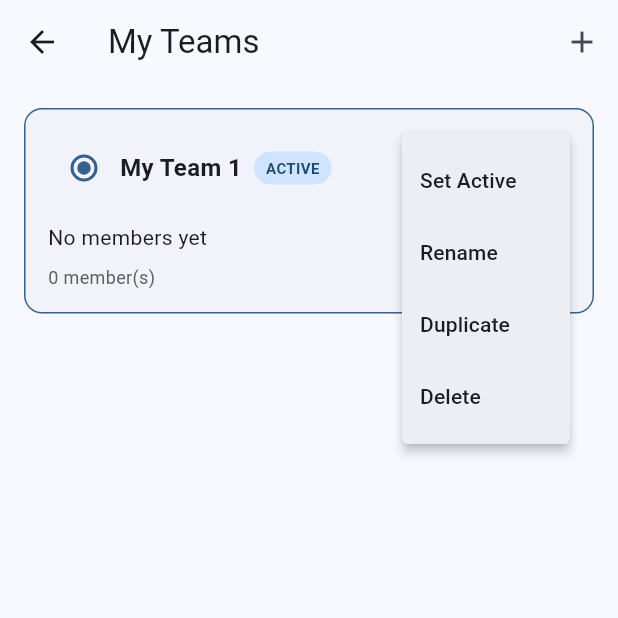
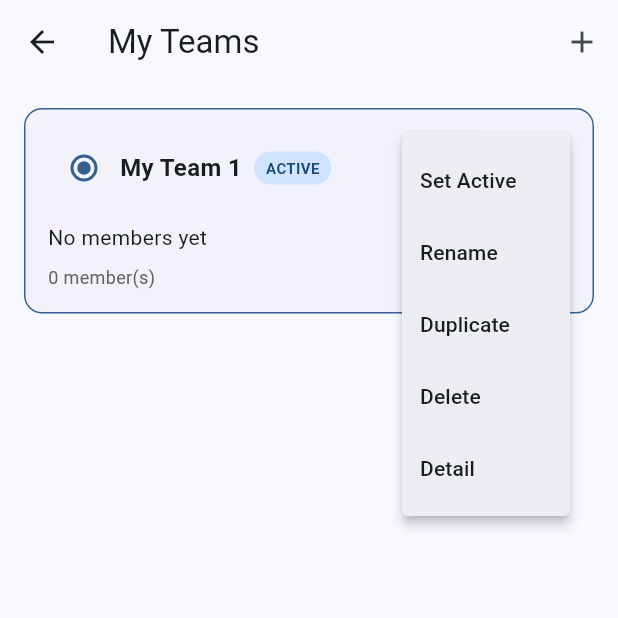
Before and after one commit to 0xOat/teambuilder_app, a Flutter app: the screen it shows after launch, after a tap on the "group" icon, after a tap on the "add" icon, after a tap on the "more vert" icon, on a phone screen of 412 x 824 dp, the top half of it. Run offline on Flutter 3.47's test engine with Material 3 defaults, Android fonts, the phone set to English and light mode, and no system bars; our stand-ins replace cached_network_image, get, get_storage; network calls fail.

Commit message:
feat: show team detail

```diff
--- a/lib/pages/team_builder_page.dart
+++ b/lib/pages/team_builder_page.dart
@@ -5,6 +5,7 @@ import '../models/pokemon.dart';
 import '../models/pokemon_team.dart';
 import '../widgets/pokemon_card.dart';
 import '../widgets/team_card.dart';
+import '../widgets/team_detail.dart';
 
 class TeamBuilderPage extends GetView<PokemonController> {
   const TeamBuilderPage({super.key});
@@ -177,6 +178,7 @@ class TeamBuilderPage extends GetView<PokemonController> {
           onRename: () => _showRenameDialog(team: list[i]),
           onDuplicate: () => controller.duplicateTeam(list[i]),
           onDelete: () => _confirmDelete(list[i]),
+          onDetail: () => _showDetailTeam(list[i]),
         ),
       );
     });
@@ -218,4 +220,8 @@ class TeamBuilderPage extends GetView<PokemonController> {
       ],
     ));
   }
+
+  void _showDetailTeam(PokemonTeam team) {
+    Get.to(() => TeamDetailPage(team: team));
+  }
 }
--- a/lib/widgets/team_card.dart
+++ b/lib/widgets/team_card.dart
@@ -11,6 +11,7 @@ class TeamCard extends StatelessWidget {
     required this.onRename,
     required this.onDuplicate,
     required this.onDelete,
+    required this.onDetail,
   });
 
   final PokemonTeam team;
@@ -19,6 +20,7 @@ class TeamCard extends StatelessWidget {
   final VoidCallback onRename;
   final VoidCallback onDuplicate;
   final VoidCallback onDelete;
+  final VoidCallback onDetail;
 
   @override
   Widget build(BuildContext context) {
@@ -90,6 +92,9 @@ class TeamCard extends StatelessWidget {
                         case 'delete':
                           onDelete();
                           break;
+                        case 'detail':
+                          onDetail();
+                          break;
                       }
                     },
                     itemBuilder: (_) => const [
@@ -97,6 +102,7 @@ class TeamCard extends StatelessWidget {
                       PopupMenuItem(value: 'rename', child: Text('Rename')),
                       PopupMenuItem(value: 'duplicate', child: Text('Duplicate')),
                       PopupMenuItem(value: 'delete', child: Text('Delete')),
+                      PopupMenuItem(value: 'detail', child: Text('Detail')),
                     ],
                   )
                 ],
```
Also changed, not shown: lib/widgets/team_detail.dart (added, +36 -0 lines).
